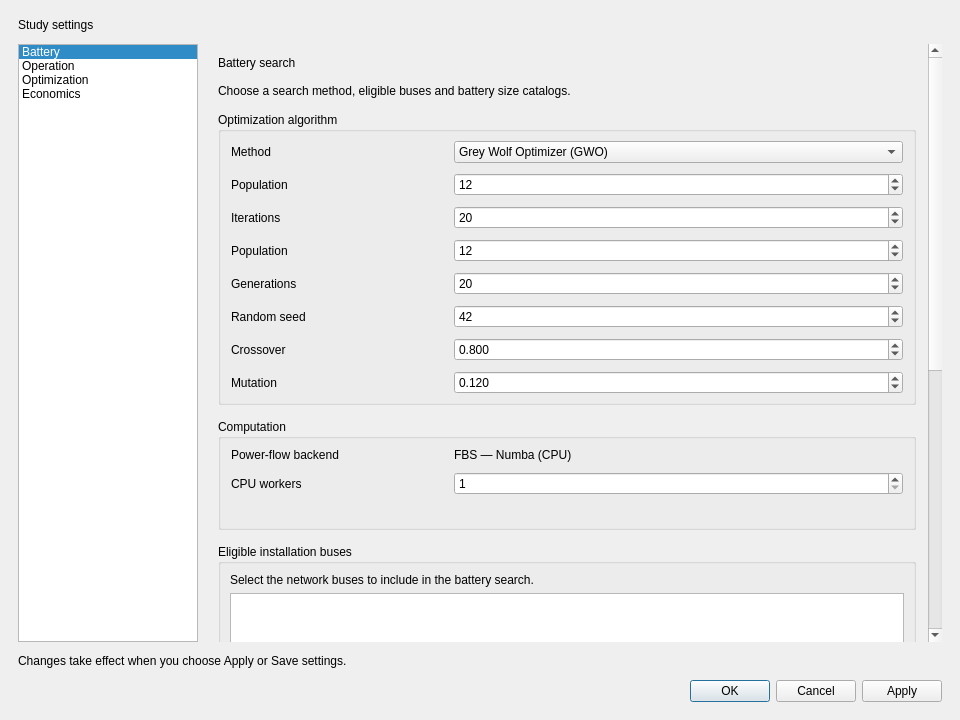
First picture: the form in 07_Implementation/src_accelerated/assets/settings_dialog.ui, repository Islahi/EE499-Team16, before the edit.
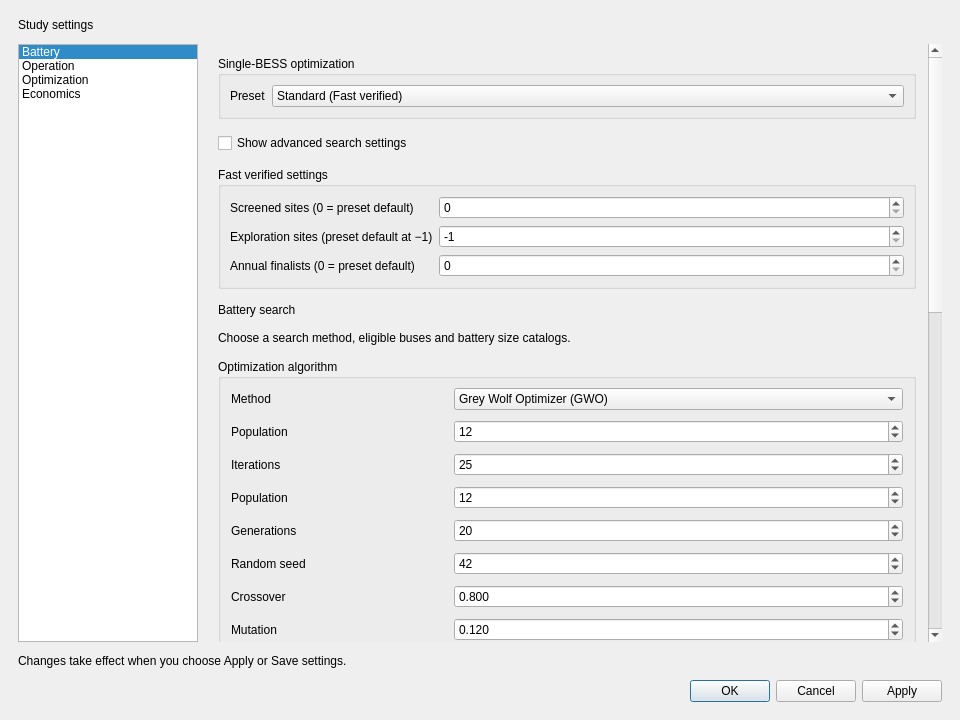
Second picture: the form after the edit. The open tabs and pages were chosen to show the change.

The edit to the form file:
```diff
--- a/07_Implementation/src_accelerated/assets/settings_dialog.ui
+++ b/07_Implementation/src_accelerated/assets/settings_dialog.ui
@@ -1006,6 +1006,15 @@
               </rect>
              </property>
              <layout class="QVBoxLayout" name="layout_contents_optimization">
+<item><widget class="QGroupBox" name="group_search_preset"><property name="title"><string>Single-BESS optimization</string></property><layout class="QFormLayout" name="group_search_preset_layout">
+<item row="0" column="0"><widget class="QLabel" name="lbl_combo_search_preset"><property name="text"><string>Preset</string></property></widget></item><item row="0" column="1"><widget class="QComboBox" name="combo_search_preset"><property name="currentIndex"><number>1</number></property><item><property name="text"><string>Quick (Fast verified)</string></property><property name="userData"><string>quick</string></property></item><item><property name="text"><string>Standard (Fast verified)</string></property><property name="userData"><string>standard</string></property></item><item><property name="text"><string>Thorough (Full-year)</string></property><property name="userData"><string>thorough</string></property></item></widget></item>
+</layout></widget></item>
+<item><widget class="QCheckBox" name="chk_advanced_search"><property name="text"><string>Show advanced search settings</string></property></widget></item>
+<item><widget class="QGroupBox" name="group_search_screening"><property name="title"><string>Fast verified settings</string></property><layout class="QFormLayout" name="group_search_screening_layout">
+<item row="0" column="0"><widget class="QLabel" name="lbl_spin_screen_sites"><property name="text"><string>Screened sites (0 = preset default)</string></property></widget></item><item row="0" column="1"><widget class="QSpinBox" name="spin_screen_sites"><property name="minimum"><number>0</number></property><property name="maximum"><number>1000</number></property><property name="value"><number>0</number></property><property name="keyboardTracking"><bool>false</bool></property></widget></item>
+<item row="1" column="0"><widget class="QLabel" name="lbl_spin_screen_exploratory"><property name="text"><string>Exploration sites (preset default at −1)</string></property></widget></item><item row="1" column="1"><widget class="QSpinBox" name="spin_screen_exploratory"><property name="minimum"><number>-1</number></property><property name="maximum"><number>1000</number></property><property name="value"><number>-1</number></property><property name="keyboardTracking"><bool>false</bool></property></widget></item>
+<item row="2" column="0"><widget class="QLabel" name="lbl_spin_screen_finalists"><property name="text"><string>Annual finalists (0 = preset default)</string></property></widget></item><item row="2" column="1"><widget class="QSpinBox" name="spin_screen_finalists"><property name="minimum"><number>0</number></property><property name="maximum"><number>1000</number></property><property name="value"><number>0</number></property><property name="keyboardTracking"><bool>false</bool></property></widget></item>
+</layout></widget></item>
               <item><widget class="QLabel" name="lbl_optimization_heading"><property name="text"><string>Battery search</string></property><property name="wordWrap"><bool>true</bool></property><property name="role" stdset="0"><string>section</string></property></widget></item><item><widget class="QLabel" name="lbl_optimization_description"><property name="text"><string>Choose a search method, eligible buses and battery size catalogs.</string></property><property name="wordWrap"><bool>true</bool></property><property name="role" stdset="0"><string>hint</string></property></widget></item><item><widget class="QGroupBox" name="group_ga_settings"><property name="toolTip"><string>GA and GWO use the same annual cost objective and feasible battery catalogs.</string></property><layout class="QFormLayout" name="group_ga_settings_layout"><property name="leftMargin"><number>10</number></property><property name="rightMargin"><number>10</number></property><property name="topMargin"><number>9</number></property><property name="bottomMargin"><number>8</number></property><item row="0" column="0"><widget class="QLabel" name="lbl_combo_optimizer_algorithm"><property name="text"><string>Method</string></property><property name="minimumSize"><size><width>205</width><height>0</height></size></property></widget></item><item row="0" column="1"><widget class="QComboBox" name="combo_optimizer_algorithm"><item><property name="text"><string>Grey Wolf Optimizer (GWO)</string></property><property name="userData"><string>GWO</string></property></item><item><property name="text"><string>Genetic Algorithm (GA)</string></property><property name="userData"><string>GA</string></property></item><property name="toolTip"><string>Only the selected method’s parameters are displayed. Population and iteration controls share the same position.</string></property></widget></item><item row="3" column="0"><widget class="QLabel" name="lbl_spin_ga_population"><property name="text"><string>Population</string></property><property name="minimumSize"><size><width>205</width><height>0</height></size></property></widget></item><item row="3" column="1"><widget class="QSpinBox" name="spin_ga_population"><property name="minimum"><number>3</number></property><property name="maximum"><number>100000</number></property><property name="value"><number>12</number></property><property name="keyboardTracking"><bool>false</bool></property><property name="toolTip"><string>Number of GA chromosomes per generation.</string></property></widget></item><item row="4" column="0"><widget class="QLabel" name="lbl_spin_ga_generations"><property name="text"><string>Generations</string></property><property name="minimumSize"><size><width>205</width><height>0</height></size></property></widget></item><item row="4" column="1"><widget class="QSpinBox" name="spin_ga_generations"><property name="minimum"><number>1</number></property><property name="maximum"><number>1000000</number></property><property name="value"><number>20</number></property><property name="keyboardTracking"><bool>false</bool></property></widget></item><item row="6" column="0"><widget class="QLabel" name="lbl_spin_ga_crossover"><property name="text"><string>Crossover</string></property><property name="minimumSize"><size><width>205</width><height>0</height></size></property></widget></item><item row="6" column="1"><widget class="QDoubleSpinBox" name="spin_ga_crossover"><property name="decimals"><number>3</number></property><property name="minimum"><double>0</double></property><property name="maximum"><double>1</double></property><property name="singleStep"><double>0.05</double></property><property name="value"><double>0.8</double></property><property name="keyboardTracking"><bool>false</bool></property><property name="toolTip"><string>Probability of two-parent crossover.</string></property></widget></item><item row="7" column="0"><widget class="QLabel" name="lbl_spin_ga_mutation"><property name="text"><string>Mutation</string></property><property name="minimumSize"><size><width>205</width><height>0</height></size></property></widget></item><item row="7" column="1"><widget class="QDoubleSpinBox" name="spin_ga_mutation"><property name="decimals"><number>3</number></property><property name="minimum"><double>0</double></property><property name="maximum"><double>1</double></property><property name="singleStep"><double>0.05</double></property><property name="value"><double>0.12</double></property><property name="keyboardTracking"><bool>false</bool></property><property name="toolTip"><string>Probability of mutation for each gene.</string></property></widget></item><property name="horizontalSpacing"><number>18</number></property><property name="verticalSpacing"><number>10</number></property><item row="1" column="0">
                   <widget class="QLabel" name="lbl_spin_gwo_population">
                    <property name="text">
@@ -1066,7 +1075,7 @@
                     <number>1</number>
                    </property>
                    <property name="value">
-                    <number>20</number>
+                    <number>25</number>
                    </property>
                    <property name="keyboardTracking">
                     <bool>false</bool>
```
Left out of the diff: 11 changed lines with no effect on the pictures.
